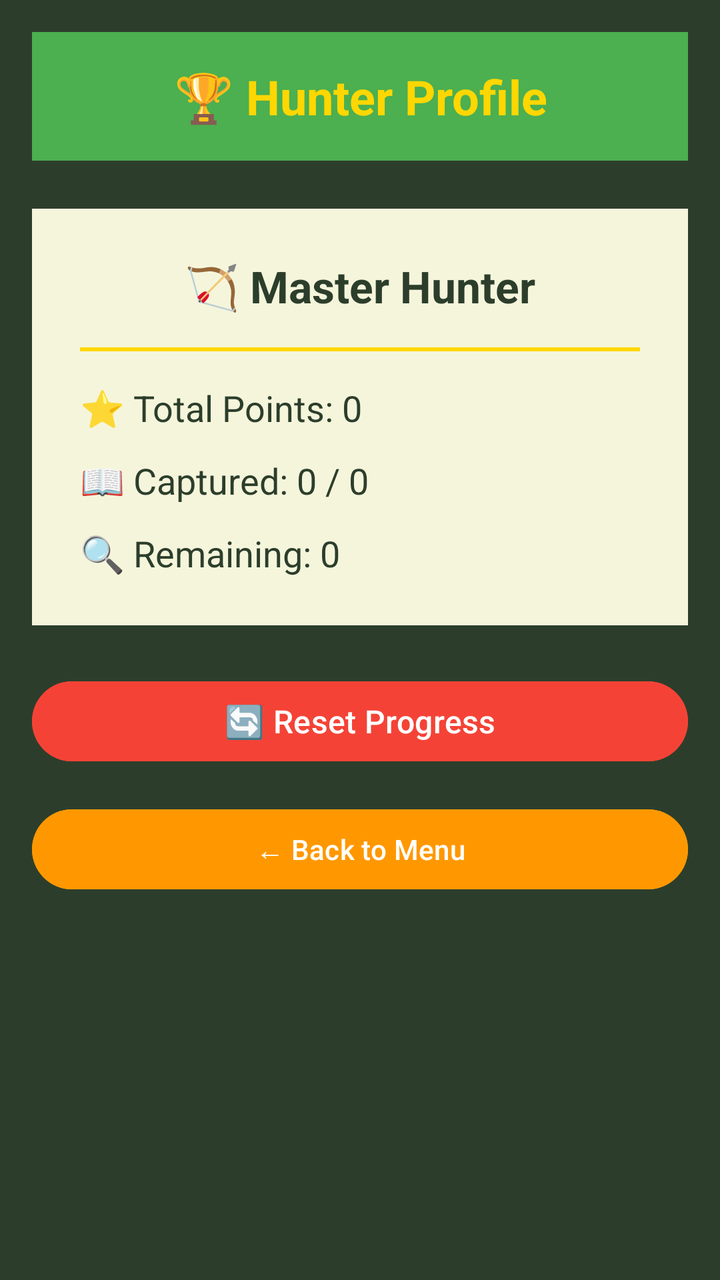
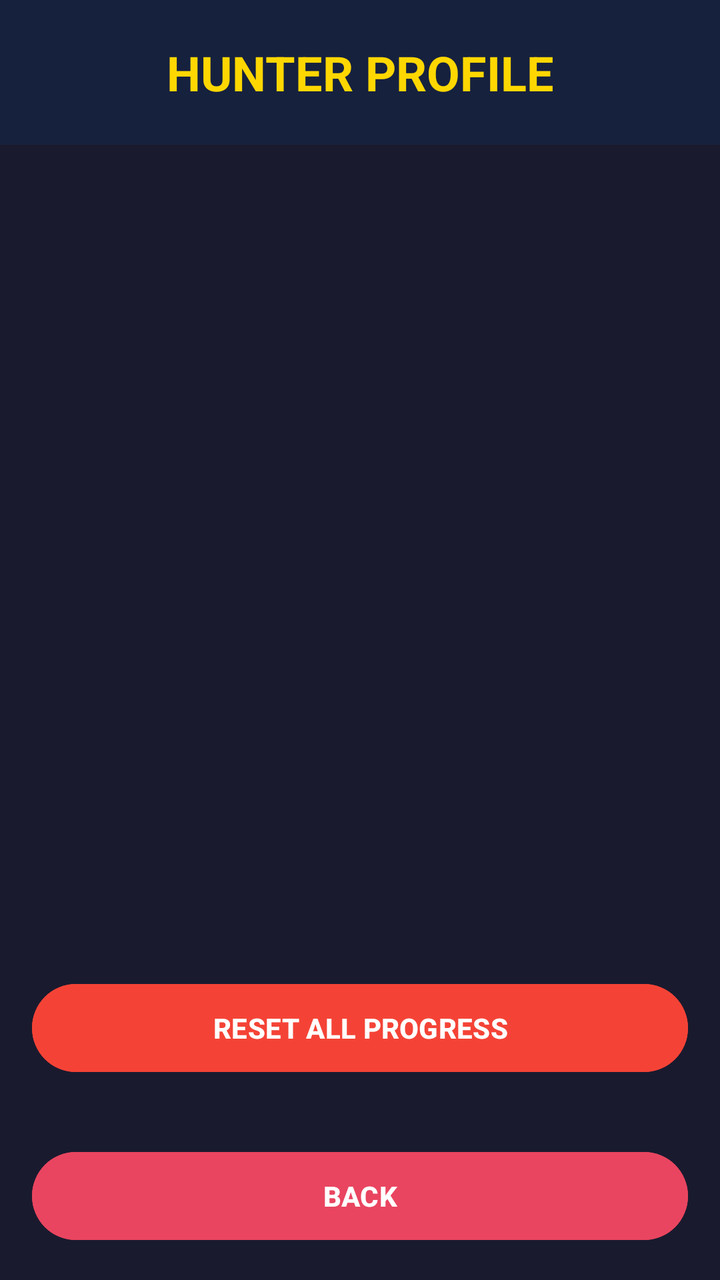

The first picture is an Android layout as it rendered before a commit; the second is the same layout after the commit. The layout source and the unified diff follow.
<!-- AndroidManifest.xml: application theme Theme.HuntersGame -->
<!-- res/layout/activity_profile.xml -->
<?xml version="1.0" encoding="utf-8"?>
<LinearLayout xmlns:android="http://schemas.android.com/apk/res/android"
    android:layout_width="match_parent"
    android:layout_height="match_parent"
    android:orientation="vertical"
    android:background="#2C3E2B"
    android:padding="16dp">

    <TextView
        android:layout_width="match_parent"
        android:layout_height="wrap_content"
        android:text="🏆 Hunter Profile"
        android:textSize="24sp"
        android:textStyle="bold"
        android:textColor="#FFD700"
        android:gravity="center"
        android:padding="16dp"
        android:background="#4CAF50"
        android:layout_marginBottom="24dp"/>

    
    <LinearLayout
        android:layout_width="match_parent"
        android:layout_height="wrap_content"
        android:layout_marginBottom="24dp"
        android:orientation="vertical"
        android:background="#F5F5DC"
        android:padding="24dp">

        <TextView
            android:id="@+id/tv_hunter_name"
            android:layout_width="match_parent"
            android:layout_height="wrap_content"
            android:text="🏹 Master Hunter"
            android:textSize="22sp"
            android:textStyle="bold"
            android:textColor="#2C3E2B"
            android:gravity="center"
            android:layout_marginBottom="16dp"/>

        <View
            android:layout_width="match_parent"
            android:layout_height="2dp"
            android:background="#FFD700"
            android:layout_marginBottom="16dp"/>

        <TextView
            android:id="@+id/tv_total_points"
            android:layout_width="match_parent"
            android:layout_height="wrap_content"
            android:text="⭐ Total Points: 0"
            android:textSize="18sp"
            android:textColor="#2C3E2B"
            android:layout_marginBottom="12dp"/>

        <TextView
            android:id="@+id/tv_captured_count"
            android:layout_width="match_parent"
            android:layout_height="wrap_content"
            android:text="📖 Captured: 0 / 0"
            android:textSize="18sp"
            android:textColor="#2C3E2B"
            android:layout_marginBottom="12dp"/>

        <TextView
            android:id="@+id/tv_remaining_count"
            android:layout_width="match_parent"
            android:layout_height="wrap_content"
            android:text="🔍 Remaining: 0"
            android:textSize="18sp"
            android:textColor="#2C3E2B"/>
    </LinearLayout>

    <Button
        android:id="@+id/btn_reset"
        android:layout_width="match_parent"
        android:layout_height="wrap_content"
        android:text="🔄 Reset Progress"
        android:textSize="16sp"
        android:backgroundTint="#F44336"
        android:layout_marginBottom="16dp"/>

    <Button
        android:id="@+id/btn_back"
        android:layout_width="match_parent"
        android:layout_height="wrap_content"
        android:text="← Back to Menu"
        android:textSize="14sp"
        android:backgroundTint="#FF9800"/>

</LinearLayout>
<!-- resources referenced by this layout -->
<resources>
  <style name="Theme.HuntersGame" parent="Base.Theme.HuntersGame" />
  <style name="Base.Theme.HuntersGame" parent="Theme.Material3.DayNight.NoActionBar">
          
          
      </style>
</resources>

<!-- the commit's change to res/layout/activity_profile.xml (unified diff, before → after) -->
@@ -3,89 +3,61 @@
     android:layout_width="match_parent"
     android:layout_height="match_parent"
     android:orientation="vertical"
-    android:background="#2C3E2B"
-    android:padding="16dp">
-
-    <TextView
-        android:layout_width="match_parent"
-        android:layout_height="wrap_content"
-        android:text="🏆 Hunter Profile"
-        android:textSize="24sp"
-        android:textStyle="bold"
-        android:textColor="#FFD700"
-        android:gravity="center"
-        android:padding="16dp"
-        android:background="#4CAF50"
-        android:layout_marginBottom="24dp"/>
+    android:background="#1A1A2E">
 
     
     <LinearLayout
         android:layout_width="match_parent"
         android:layout_height="wrap_content"
-        android:layout_marginBottom="24dp"
         android:orientation="vertical"
-        android:background="#F5F5DC"
-        android:padding="24dp">
+        android:padding="20dp"
+        android:paddingTop="40dp"
+        android:background="#16213E">
 
         <TextView
-            android:id="@+id/tv_hunter_name"
             android:layout_width="match_parent"
             android:layout_height="wrap_content"
-            android:text="🏹 Master Hunter"
-            android:textSize="22sp"
+            android:text="HUNTER PROFILE"
+            android:textSize="24sp"
             android:textStyle="bold"
-            android:textColor="#2C3E2B"
-            android:gravity="center"
-            android:layout_marginBottom="16dp"/>
+            android:textColor="#FFD700"
+            android:gravity="center"/>
+    </LinearLayout>
 
-        <View
-            android:layout_width="match_parent"
-            android:layout_height="2dp"
-            android:background="#FFD700"
-            android:layout_marginBottom="16dp"/>
+    
+    <ScrollView
+        android:layout_width="match_parent"
+        android:layout_height="0dp"
+        android:layout_weight="1">
 
-        <TextView
-            android:id="@+id/tv_total_points"
+        <LinearLayout
+            android:id="@+id/profile_container"
             android:layout_width="match_parent"
             android:layout_height="wrap_content"
-            android:text="⭐ Total Points: 0"
-            android:textSize="18sp"
-            android:textColor="#2C3E2B"
-            android:layout_marginBottom="12dp"/>
+            android:orientation="vertical"
+            android:padding="8dp"/>
+    </ScrollView>
 
-        <TextView
-            android:id="@+id/tv_captured_count"
-            android:layout_width="match_parent"
-            android:layout_height="wrap_content"
-            android:text="📖 Captured: 0 / 0"
-            android:textSize="18sp"
-            android:textColor="#2C3E2B"
-            android:layout_marginBottom="12dp"/>
+    
+    <Button
+        android:id="@+id/btn_reset_all"
+        android:layout_width="match_parent"
+        android:layout_height="52dp"
+        android:text="RESET ALL PROGRESS"
+        android:textSize="14sp"
+        android:textStyle="bold"
+        android:backgroundTint="#F44336"
+        android:layout_margin="16dp"/>
 
-        <TextView
-            android:id="@+id/tv_remaining_count"
-            android:layout_width="match_parent"
-            android:layout_height="wrap_content"
-            android:text="🔍 Remaining: 0"
-            android:textSize="18sp"
-            android:textColor="#2C3E2B"/>
-    </LinearLayout>
-
+    
     <Button
-        android:id="@+id/btn_reset"
+        android:id="@+id/btn_back_profile"
         android:layout_width="match_parent"
-        android:layout_height="wrap_content"
-        android:text="🔄 Reset Progress"
-        android:textSize="16sp"
-        android:backgroundTint="#F44336"
-        android:layout_marginBottom="16dp"/>
-
-    <Button
-        android:id="@+id/btn_back"
-        android:layout_width="match_parent"
-        android:layout_height="wrap_content"
-        android:text="← Back to Menu"
+        android:layout_height="52dp"
+        android:text="BACK"
         android:textSize="14sp"
-        android:backgroundTint="#FF9800"/>
+        android:textStyle="bold"
+        android:backgroundTint="#E94560"
+        android:layout_margin="16dp"/>
 
 </LinearLayout>
